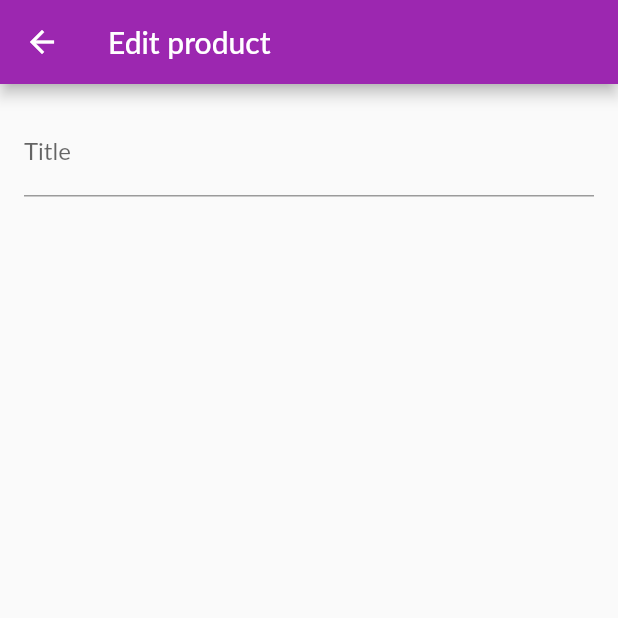
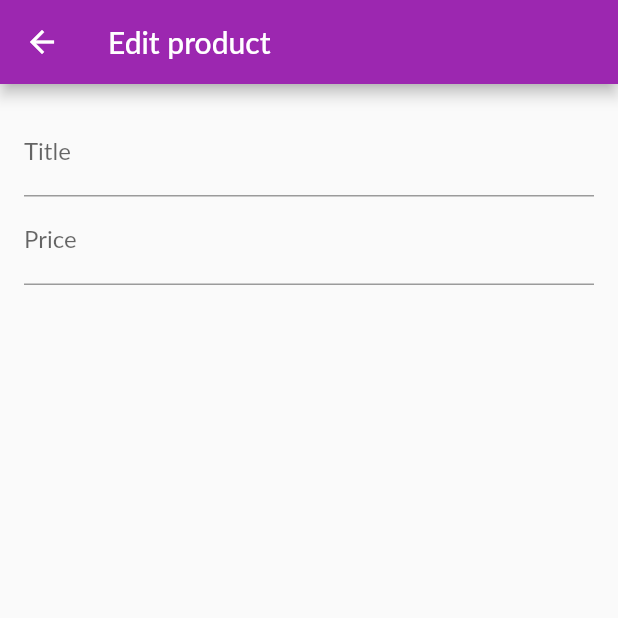
Before and after one commit to MorDvash/shopApp, a Flutter app: the EditProductScreen screen opened by its route, on a phone screen of 412 x 824 dp, the top half of it. Run offline on Flutter 3.47's test engine with Material 2 defaults, Android fonts, the phone set to English and light mode, and no system bars; network calls fail; Roboto replaces fonts that are missing (Lato).

```diff
--- a/lib/screens/editProductScreen.dart
+++ b/lib/screens/editProductScreen.dart
@@ -11,6 +11,7 @@ class EditProductScreen extends StatefulWidget {
 class _EditProductScreenState extends State<EditProductScreen> {
   @override
   Widget build(BuildContext context) {
+    final _priceFocusNode = FocusNode();
     return Scaffold(
       appBar: AppBar(
         title: Text('Edit product'),
@@ -23,6 +24,15 @@ class _EditProductScreenState extends State<EditProductScreen> {
               TextFormField(
                 decoration: InputDecoration(labelText: 'Title'),
                 textInputAction: TextInputAction.next,
+                onFieldSubmitted: (_) {
+                  Focus.of(context).requestFocus(_priceFocusNode);
+                },
+              ),
+              TextFormField(
+                decoration: InputDecoration(labelText: 'Price'),
+                textInputAction: TextInputAction.next,
+                keyboardType: TextInputType.number,
+                focusNode: _priceFocusNode,
               )
             ],
           ),
```
